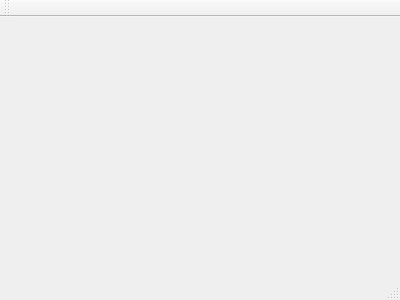
Above: mainwindow.ui from lmartinking/TomatoTimer before the change. Below: the same form after it.
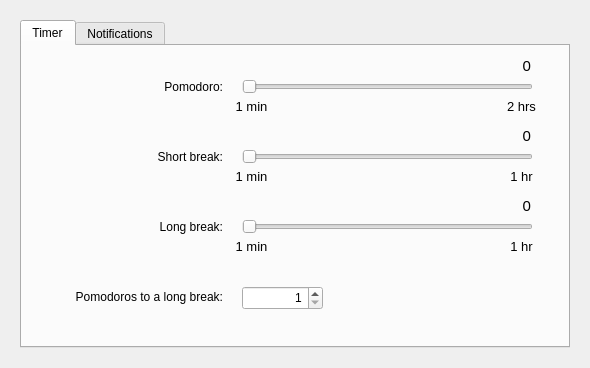
That is the form after the change. The open tabs and pages were chosen to show the change.

What changed in the file:
```diff
--- a/mainwindow.ui
+++ b/mainwindow.ui
@@ -6,36 +6,493 @@
    <rect>
     <x>0</x>
     <y>0</y>
-    <width>400</width>
-    <height>300</height>
+    <width>590</width>
+    <height>363</height>
    </rect>
   </property>
+  <property name="sizePolicy">
+   <sizepolicy hsizetype="Minimum" vsizetype="Minimum">
+    <horstretch>0</horstretch>
+    <verstretch>0</verstretch>
+   </sizepolicy>
+  </property>
   <property name="windowTitle">
    <string>TomatoTimer Preferences</string>
   </property>
   <property name="unifiedTitleAndToolBarOnMac">
    <bool>true</bool>
   </property>
-  <widget class="QWidget" name="centralWidget"/>
-  <widget class="QMenuBar" name="menuBar">
-   <property name="geometry">
-    <rect>
-     <x>0</x>
-     <y>0</y>
-     <width>400</width>
-     <height>22</height>
-    </rect>
+  <widget class="QWidget" name="centralWidget">
+   <property name="sizePolicy">
+    <sizepolicy hsizetype="Minimum" vsizetype="Minimum">
+     <horstretch>0</horstretch>
+     <verstretch>0</verstretch>
+    </sizepolicy>
    </property>
+   <layout class="QVBoxLayout" name="verticalLayout">
+    <property name="leftMargin">
+     <number>20</number>
+    </property>
+    <property name="topMargin">
+     <number>20</number>
+    </property>
+    <property name="rightMargin">
+     <number>20</number>
+    </property>
+    <property name="bottomMargin">
+     <number>20</number>
+    </property>
+    <item>
+     <widget class="QTabWidget" name="tabWidget">
+      <property name="sizePolicy">
+       <sizepolicy hsizetype="Minimum" vsizetype="Minimum">
+        <horstretch>0</horstretch>
+        <verstretch>0</verstretch>
+       </sizepolicy>
+      </property>
+      <property name="currentIndex">
+       <number>1</number>
+      </property>
+      <property name="usesScrollButtons">
+       <bool>false</bool>
+      </property>
+      <property name="documentMode">
+       <bool>false</bool>
+      </property>
+      <widget class="QWidget" name="tabTimer">
+       <property name="sizePolicy">
+        <sizepolicy hsizetype="Minimum" vsizetype="Minimum">
+         <horstretch>0</horstretch>
+         <verstretch>0</verstretch>
+        </sizepolicy>
+       </property>
+       <property name="minimumSize">
+        <size>
+         <width>544</width>
+         <height>298</height>
+        </size>
+       </property>
+       <property name="maximumSize">
+        <size>
+         <width>544</width>
+         <height>298</height>
+        </size>
+       </property>
+       <attribute name="title">
+        <string>Timer</string>
+       </attribute>
+       <widget class="QSlider" name="pomodoroLengthSlider">
+        <property name="geometry">
+         <rect>
+          <x>220</x>
+          <y>30</y>
+          <width>291</width>
+          <height>22</height>
+         </rect>
+        </property>
+        <property name="minimum">
+         <number>1</number>
+        </property>
+        <property name="maximum">
+         <number>120</number>
+        </property>
+        <property name="orientation">
+         <enum>Qt::Horizontal</enum>
+        </property>
+        <property name="tickPosition">
+         <enum>QSlider::NoTicks</enum>
+        </property>
+        <property name="tickInterval">
+         <number>10</number>
+        </property>
+       </widget>
+       <widget class="QLabel" name="label">
+        <property name="geometry">
+         <rect>
+          <x>30</x>
+          <y>30</y>
+          <width>171</width>
+          <height>21</height>
+         </rect>
+        </property>
+        <property name="text">
+         <string>Pomodoro:</string>
+        </property>
+        <property name="alignment">
+         <set>Qt::AlignRight|Qt::AlignTrailing|Qt::AlignVCenter</set>
+        </property>
+       </widget>
+       <widget class="QLabel" name="label_2">
+        <property name="geometry">
+         <rect>
+          <x>30</x>
+          <y>100</y>
+          <width>171</width>
+          <height>21</height>
+         </rect>
+        </property>
+        <property name="text">
+         <string>Short break:</string>
+        </property>
+        <property name="alignment">
+         <set>Qt::AlignRight|Qt::AlignTrailing|Qt::AlignVCenter</set>
+        </property>
+       </widget>
+       <widget class="QLabel" name="label_3">
+        <property name="geometry">
+         <rect>
+          <x>30</x>
+          <y>170</y>
+          <width>171</width>
+          <height>21</height>
+         </rect>
+        </property>
+        <property name="text">
+         <string>Long break:</string>
+        </property>
+        <property name="alignment">
+         <set>Qt::AlignRight|Qt::AlignTrailing|Qt::AlignVCenter</set>
+        </property>
+       </widget>
+       <widget class="QLabel" name="pomodoroLengthValueLbl">
+        <property name="geometry">
+         <rect>
+          <x>228</x>
+          <y>10</y>
+          <width>281</width>
+          <height>20</height>
+         </rect>
+        </property>
+        <property name="font">
+         <font>
+          <pointsize>11</pointsize>
+         </font>
+        </property>
+        <property name="text">
+         <string>0</string>
+        </property>
+        <property name="alignment">
+         <set>Qt::AlignRight|Qt::AlignTrailing|Qt::AlignVCenter</set>
+        </property>
+       </widget>
+       <widget class="QLabel" name="label_5">
+        <property name="geometry">
+         <rect>
+          <x>200</x>
+          <y>50</y>
+          <width>59</width>
+          <height>21</height>
+         </rect>
+        </property>
+        <property name="font">
+         <font>
+          <pointsize>10</pointsize>
+         </font>
+        </property>
+        <property name="text">
+         <string>1 min</string>
+        </property>
+        <property name="alignment">
+         <set>Qt::AlignCenter</set>
+        </property>
+       </widget>
+       <widget class="QLabel" name="label_6">
+        <property name="geometry">
+         <rect>
+          <x>470</x>
+          <y>50</y>
+          <width>59</width>
+          <height>21</height>
+         </rect>
+        </property>
+        <property name="font">
+         <font>
+          <pointsize>10</pointsize>
+         </font>
+        </property>
+        <property name="text">
+         <string>2 hrs</string>
+        </property>
+        <property name="alignment">
+         <set>Qt::AlignCenter</set>
+        </property>
+       </widget>
+       <widget class="QSlider" name="shortBreakLengthSlider">
+        <property name="geometry">
+         <rect>
+          <x>220</x>
+          <y>100</y>
+          <width>291</width>
+          <height>22</height>
+         </rect>
+        </property>
+        <property name="minimum">
+         <number>1</number>
+        </property>
+        <property name="maximum">
+         <number>60</number>
+        </property>
+        <property name="orientation">
+         <enum>Qt::Horizontal</enum>
+        </property>
+        <property name="tickPosition">
+         <enum>QSlider::NoTicks</enum>
+        </property>
+        <property name="tickInterval">
+         <number>10</number>
+        </property>
+       </widget>
+       <widget class="QLabel" name="label_7">
+        <property name="geometry">
+         <rect>
+          <x>200</x>
+          <y>120</y>
+          <width>59</width>
+          <height>21</height>
+         </rect>
+        </property>
+        <property name="font">
+         <font>
+          <pointsize>10</pointsize>
+         </font>
+        </property>
+        <property name="text">
+         <string>1 min</string>
+        </property>
+        <property name="alignment">
+         <set>Qt::AlignCenter</set>
+        </property>
+       </widget>
+       <widget class="QLabel" name="label_8">
+        <property name="geometry">
+         <rect>
+          <x>470</x>
+          <y>120</y>
+          <width>59</width>
+          <height>21</height>
+         </rect>
+        </property>
+        <property name="font">
+         <font>
+          <pointsize>10</pointsize>
+         </font>
+        </property>
+        <property name="text">
+         <string>1 hr</string>
+        </property>
+        <property name="alignment">
+         <set>Qt::AlignCenter</set>
+        </property>
+       </widget>
+       <widget class="QLabel" name="shortBreakLengthValueLbl">
+        <property name="geometry">
+         <rect>
+          <x>228</x>
+          <y>80</y>
+          <width>281</width>
+          <height>20</height>
+         </rect>
+        </property>
+        <property name="font">
+         <font>
+          <pointsize>11</pointsize>
+         </font>
+        </property>
+        <property name="text">
+         <string>0</string>
+        </property>
+        <property name="alignment">
+         <set>Qt::AlignRight|Qt::AlignTrailing|Qt::AlignVCenter</set>
+        </property>
+       </widget>
+       <widget class="QSlider" name="longBreakLengthSlider">
+        <property name="geometry">
+         <rect>
+          <x>220</x>
+          <y>170</y>
+          <width>291</width>
+          <height>22</height>
+         </rect>
+        </property>
+        <property name="minimum">
+         <number>1</number>
+        </property>
+        <property name="maximum">
+         <number>60</number>
+        </property>
+        <property name="sliderPosition">
+         <number>1</number>
+        </property>
+        <property name="orientation">
+         <enum>Qt::Horizontal</enum>
+        </property>
+        <property name="tickPosition">
+         <enum>QSlider::NoTicks</enum>
+        </property>
+        <property name="tickInterval">
+         <number>10</number>
+        </property>
+       </widget>
+       <widget class="QLabel" name="label_10">
+        <property name="geometry">
+         <rect>
+          <x>30</x>
+          <y>240</y>
+          <width>171</width>
+          <height>21</height>
+         </rect>
+        </property>
+        <property name="text">
+         <string>Pomodoros to a long break:</string>
+        </property>
+        <property name="alignment">
+         <set>Qt::AlignRight|Qt::AlignTrailing|Qt::AlignVCenter</set>
+        </property>
+        <property name="wordWrap">
+         <bool>true</bool>
+        </property>
+       </widget>
+       <widget class="QSpinBox" name="pomodoroToLongBreakSpinner">
+        <property name="geometry">
+         <rect>
+          <x>220</x>
+          <y>240</y>
+          <width>81</width>
+          <height>24</height>
+         </rect>
+        </property>
+        <property name="alignment">
+         <set>Qt::AlignRight|Qt::AlignTrailing|Qt::AlignVCenter</set>
+        </property>
+        <property name="minimum">
+         <number>1</number>
+        </property>
+        <property name="maximum">
+         <number>100</number>
+        </property>
+       </widget>
+       <widget class="QLabel" name="label_11">
+        <property name="geometry">
+         <rect>
+          <x>200</x>
+          <y>190</y>
+          <width>59</width>
+          <height>21</height>
+         </rect>
+        </property>
+        <property name="font">
+         <font>
+          <pointsize>10</pointsize>
+         </font>
+        </property>
+        <property name="text">
+         <string>1 min</string>
+        </property>
+        <property name="alignment">
+         <set>Qt::AlignCenter</set>
+        </property>
+       </widget>
+       <widget class="QLabel" name="label_12">
+        <property name="geometry">
+         <rect>
+          <x>470</x>
+          <y>190</y>
+          <width>59</width>
+          <height>21</height>
+         </rect>
+        </property>
+        <property name="font">
+         <font>
+          <pointsize>10</pointsize>
+         </font>
+        </property>
+        <property name="text">
+         <string>1 hr</string>
+        </property>
+        <property name="alignment">
+         <set>Qt::AlignCenter</set>
+        </property>
+       </widget>
+       <widget class="QLabel" name="longBreakLengthValueLbl">
+        <property name="geometry">
+         <rect>
+          <x>228</x>
+          <y>150</y>
+          <width>281</width>
+          <height>20</height>
+         </rect>
+        </property>
+        <property name="font">
+         <font>
+          <pointsize>11</pointsize>
+         </font>
+        </property>
+        <property name="text">
+         <string>0</string>
+        </property>
+        <property name="alignment">
+         <set>Qt::AlignRight|Qt::AlignTrailing|Qt::AlignVCenter</set>
+        </property>
+       </widget>
+      </widget>
+      <widget class="QWidget" name="tabNotifications">
+       <attribute name="title">
+        <string>Notifications</string>
+       </attribute>
+       <widget class="QCheckBox" name="playSoundCheck">
+        <property name="geometry">
+         <rect>
+          <x>130</x>
+          <y>30</y>
+          <width>131</width>
+          <height>20</height>
+         </rect>
+        </property>
+        <property name="text">
+         <string>Play a sound:</string>
+        </property>
+       </widget>
+       <widget class="QCheckBox" name="displayNotificationsCheck">
+        <property name="geometry">
+         <rect>
+          <x>130</x>
+          <y>60</y>
+          <width>301</width>
+          <height>20</height>
+         </rect>
+        </property>
+        <property name="text">
+         <string>Display visual notifications</string>
+        </property>
+       </widget>
+       <widget class="QCheckBox" name="bounceIconCheck">
+        <property name="geometry">
+         <rect>
+          <x>130</x>
+          <y>90</y>
+          <width>301</width>
+          <height>20</height>
+         </rect>
+        </property>
+        <property name="text">
+         <string>Bounce icon in the Dock</string>
+        </property>
+       </widget>
+       <widget class="QComboBox" name="playSoundCombo">
+        <property name="geometry">
+         <rect>
+          <x>240</x>
+          <y>20</y>
+          <width>141</width>
+          <height>41</height>
+         </rect>
+        </property>
+       </widget>
+      </widget>
+     </widget>
+    </item>
+   </layout>
   </widget>
-  <widget class="QToolBar" name="mainToolBar">
-   <attribute name="toolBarArea">
-    <enum>TopToolBarArea</enum>
-   </attribute>
-   <attribute name="toolBarBreak">
-    <bool>false</bool>
-   </attribute>
-  </widget>
-  <widget class="QStatusBar" name="statusBar"/>
  </widget>
  <layoutdefault spacing="6" margin="11"/>
  <resources/>
```
Left out of the diff: 2 changed lines with no effect on the pictures.
